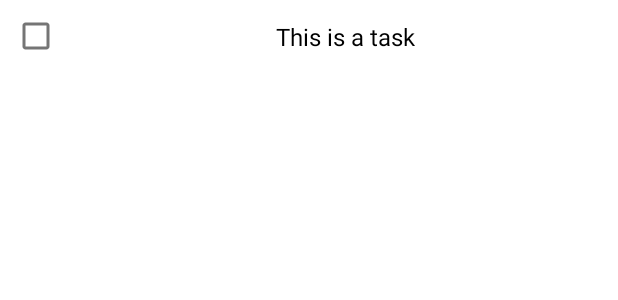
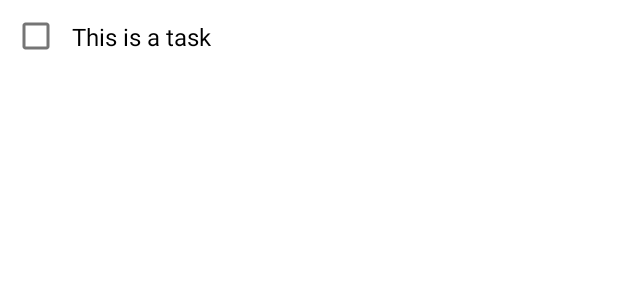
Before and after one commit to androidpirate/TaskMaster, an Android app: the layout task_item_incomplete.xml on its own in the app's theme, with its tools: preview values and no code run, on a phone screen of 412 x 824 dp. Shown: the top 300 px of the screen. Run offline under Robolectric (Android 15) with nearby library versions, the phone set to English and light mode, and no system bars.

Commit message:
Refactor - Align text view to start for list items.

```diff
--- a/app/src/main/res/layout/task_item_completed.xml
+++ b/app/src/main/res/layout/task_item_completed.xml
@@ -18,6 +18,7 @@
         android:id="@+id/tvDetails"
         android:layout_width="wrap_content"
         android:layout_height="wrap_content"
+        app:layout_constraintHorizontal_bias="0.0"
         app:layout_constraintTop_toTopOf="parent"
         app:layout_constraintBottom_toBottomOf="parent"
         app:layout_constraintStart_toEndOf="@id/checkBox"
--- a/app/src/main/res/layout/task_item_incomplete.xml
+++ b/app/src/main/res/layout/task_item_incomplete.xml
@@ -18,6 +18,7 @@
         android:id="@+id/tvDetails"
         android:layout_width="wrap_content"
         android:layout_height="wrap_content"
+        app:layout_constraintHorizontal_bias="0.0"
         app:layout_constraintTop_toTopOf="parent"
         app:layout_constraintBottom_toBottomOf="parent"
         app:layout_constraintStart_toEndOf="@id/checkBox"
```
